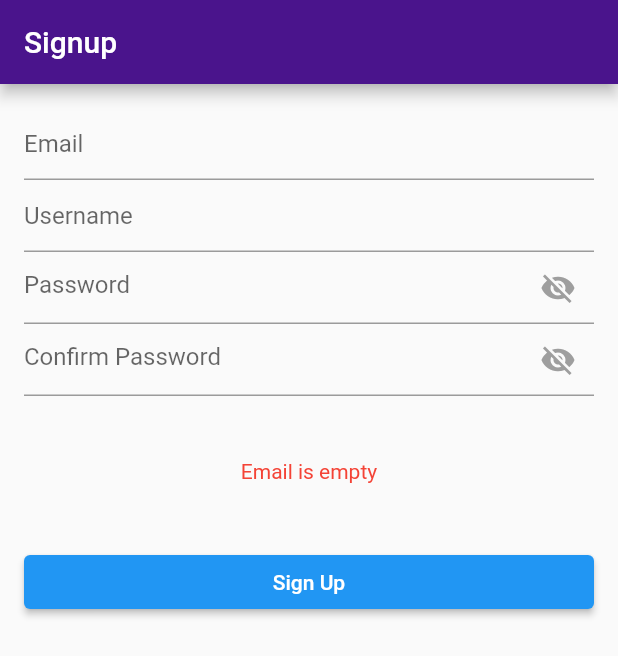
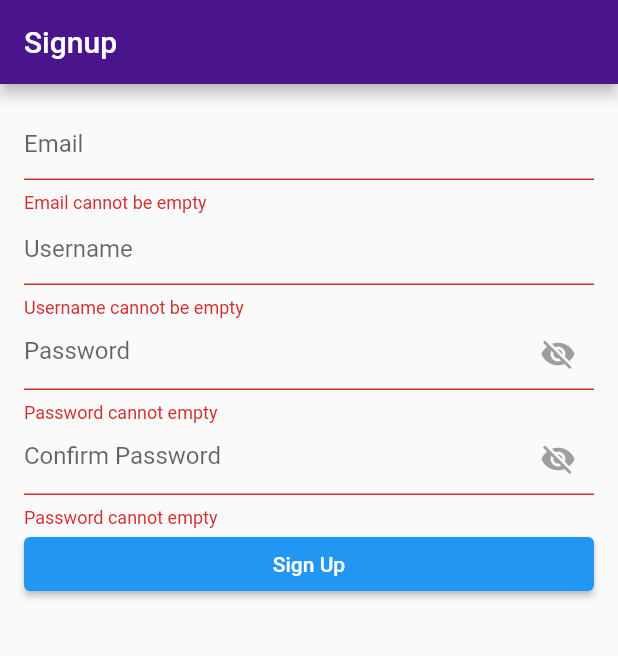
Before and after one commit to transportersssc/transporters-android, a Flutter app: the SignUpPage screen opened directly, after a tap on "Sign Up", on a phone screen of 412 x 824 dp. Shown: the top 656 px of the screen. Run offline on Flutter 3.47's test engine with Material 2 defaults, Android fonts, the phone set to English and light mode, and no system bars; our stand-ins replace flutter_svg, fluttertoast.

Commit message:
Signup Done

```diff
--- a/transporters_android/lib/api/login_user.dart
+++ b/transporters_android/lib/api/login_user.dart
@@ -1,7 +1,7 @@
 import 'package:http/http.dart';
 
 void main(List<String> args) {
-  loginCustomer(email: "sanjayseka2022@gmail.com", password: "12345678");
+  loginCustomer(email: "sumeet@test.com", password: "Password@123");
 }
 
 const urlPrefix = 'https://transporters-api-dev.up.railway.app/api';
@@ -13,7 +13,7 @@ Future<void> loginCustomer(
 
   var json_body = '{ "username": "$email", "password": "$password" }';
 
-  final reponse = await get(url, headers: headers);
+  final reponse = await post(url, headers: headers, body: json_body);
   print('Status Code: ${reponse.statusCode}');
   print('Body: ${reponse.body}');
 }
--- a/transporters_android/lib/components/address_bar/address_bar.dart
+++ b/transporters_android/lib/components/address_bar/address_bar.dart
@@ -12,6 +12,7 @@ class AddressBar extends StatefulWidget {
 }
 
 class _AddressBarState extends State<AddressBar> {
+  bool isFavorite = false;
   Future<void> _navigateAndDisplaySelection(BuildContext context) async {
     final result = await Navigator.push(
       context,
@@ -27,7 +28,6 @@ class _AddressBarState extends State<AddressBar> {
 
   @override
   Widget build(BuildContext context) {
-    bool isFavorite = false;
     return TextFormField(
       controller: widget.controller,
       decoration: InputDecoration(
--- a/transporters_android/lib/main.dart
+++ b/transporters_android/lib/main.dart
@@ -1,5 +1,6 @@
 import 'package:flutter/material.dart';
 import 'package:transporters_android/home_page.dart';
+import 'package:transporters_android/signup.dart';
 
 void main() {
   runApp(const MyApp());
@@ -18,7 +19,7 @@ class MyApp extends StatelessWidget {
         ),
       ),
       debugShowCheckedModeBanner: false,
-      home: const Homepage(),
+      home: const SignUpPage(),
     );
   }
 }
--- a/transporters_android/lib/signup.dart
+++ b/transporters_android/lib/signup.dart
@@ -1,5 +1,5 @@
 import 'package:flutter/material.dart';
-import 'package:transporters_android/helpers/form_validation.dart';
+import 'package:transporters_android/api/register_customer.dart';
 
 import 'additional_details.dart';
 
@@ -21,6 +21,60 @@ class _SignUpPageState extends State<SignUpPage> {
   final _confirmPasswordController = TextEditingController();
   bool error = false;
   String errorText = '';
+  final _formKey = GlobalKey<FormState>();
+  var focusNode = FocusNode();
+
+  void customerExist() async {
+    BuildContext? dialogContext;
+    showDialog(
+      context: context,
+      barrierDismissible: false,
+      builder: (BuildContext context) {
+        dialogContext = context;
+        return Container(
+          color: Colors.black.withOpacity(0.5),
+          child: const Center(
+            child: CircularProgressIndicator(),
+          ),
+        );
+      },
+    );
+    final _responseCode =
+        await checkCustomer(email: _emailController.text).then((value) {
+      if (value == "200") {
+        Navigator.pop(dialogContext!);
+        showDialog(
+          context: context,
+          builder: (BuildContext context) {
+            return AlertDialog(
+              title: const Text('User already exists'),
+              content: const Text(
+                  'An account with the same email/username already exists'),
+              actions: [
+                TextButton(
+                  onPressed: () {
+                    Navigator.pop(context);
+                  },
+                  child: const Text('Close'),
+                ),
+              ],
+            );
+          },
+        );
+        focusNode.requestFocus();
+      } else {
+        Navigator.of(context).push(
+          MaterialPageRoute(
+            builder: (context) => AdditionalDetails(
+              email: _emailController.text,
+              password: _passwordController.text,
+              username: _usernameController.text,
+            ),
+          ),
+        );
+      }
+    });
+  }
 
   @override
   Widget build(BuildContext context) {
@@ -31,19 +85,46 @@ class _SignUpPageState extends State<SignUpPage> {
       ),
       body: Padding(
         padding: const EdgeInsets.all(16.0),
+        child: Form(
+          key: _formKey,
           child: Column(
             children: [
               TextFormField(
                 controller: _emailController,
+                focusNode: focusNode,
                 decoration: const InputDecoration(
                   hintText: 'Email',
                 ),
+                validator: (email) {
+                  RegExp emailRegEx = RegExp(
+                      r"^[a-zA-Z0-9.a-zA-Z0-9.!#$%&'*+-/=?^_`{|}~]+@[a-zA-Z0-9]+\.[a-zA-Z]+");
+
+                  if (email!.isEmpty) {
+                    return "Email cannot be empty";
+                  }
+
+                  if (!emailRegEx.hasMatch(email)) {
+                    return "Incorrect Email";
+                  }
+                },
               ),
               TextFormField(
                 controller: _usernameController,
                 decoration: const InputDecoration(
                   hintText: 'Username',
                 ),
+                validator: (username) {
+                  RegExp usernameRegEx = RegExp(
+                      r"^(?=[a-zA-Z0-9._]{8,20}$)(?!.*[_.]{2})[^_.].*[^_.]$");
+
+                  if (username!.isEmpty) {
+                    return "Username cannot be empty";
+                  }
+
+                  if (!usernameRegEx.hasMatch(username)) {
+                    return "Incorrect Username Pattern";
+                  }
+                },
               ),
               TextFormField(
                 controller: _passwordController,
@@ -66,6 +147,18 @@ class _SignUpPageState extends State<SignUpPage> {
                     },
                   ),
                 ),
+                validator: (password) {
+                  RegExp passwordRegEx = RegExp(
+                      r'^(?=.*?[A-Z])(?=.*?[a-z])(?=.*?[0-9])(?=.*?[!@#\$&*~]).{8,}$');
+
+                  if (password!.isEmpty) {
+                    return "Password cannot empty";
+                  }
+
+                  if (!passwordRegEx.hasMatch(password)) {
+                    return "Incorrect Password Pattern";
+                  }
+                },
               ),
               TextFormField(
                 controller: _confirmPasswordController,
@@ -88,49 +181,29 @@ class _SignUpPageState extends State<SignUpPage> {
                     },
                   ),
                 ),
-            ),
-            if (error)
-              SizedBox(
-                height: 100,
-                child: Center(
-                  child: Text(
-                    errorText,
-                    style: const TextStyle(color: Colors.red),
-                  ),
-                ),
+                validator: (password) {
+                  if (password!.isEmpty) {
+                    return "Password cannot empty";
+                  }
+
+                  if (_passwordController.text != password) {
+                    return "Passwords do not match";
+                  }
+                },
               ),
               SizedBox(
                 width: double.infinity,
                 child: ElevatedButton(
                   onPressed: () {
-                  FormValidation data = FormValidation(
-                    email: _emailController.text,
-                    password: _passwordController.text,
-                    confirmPassword: _confirmPasswordController.text,
-                    username: _usernameController.text,
-                  );
-
-                  bool dataValidated = data.validateSignup();
-                  if (dataValidated) {
-                    Navigator.of(context).push(
-                      MaterialPageRoute(
-                        builder: (context) => AdditionalDetails(
-                          email: _emailController.text,
-                          password: _passwordController.text,
-                          username: _usernameController.text,
-                        ),
-                      ),
-                    );
-                  } else {
-                    error = true;
-                    errorText = data.error.toString();
-                    setState(() {});
+                    if (_formKey.currentState!.validate()) {
+                      customerExist();
                     }
                   },
                   child: const Text('Sign Up'),
                 ),
               ),
             ],
+          ),
         ),
       ),
     );
--- a/transporters_android/pubspec.yaml
+++ b/transporters_android/pubspec.yaml
@@ -38,6 +38,7 @@ dependencies:
   email_validator: ^2.1.17
   http: ^0.13.5
   flutter_svg: ^2.0.1
+  fluttertoast: ^8.2.1
 
 dev_dependencies:
   flutter_test:
```
Also changed, not shown: transporters_android/lib/additional_details.dart (+88 -32 lines), transporters_android/lib/api/register_customer.dart (+30 -10 lines), transporters_android/lib/home_page.dart (+8 -5 lines), transporters_android/pubspec.lock. Lines whose indentation alone changed are shown as unchanged.
